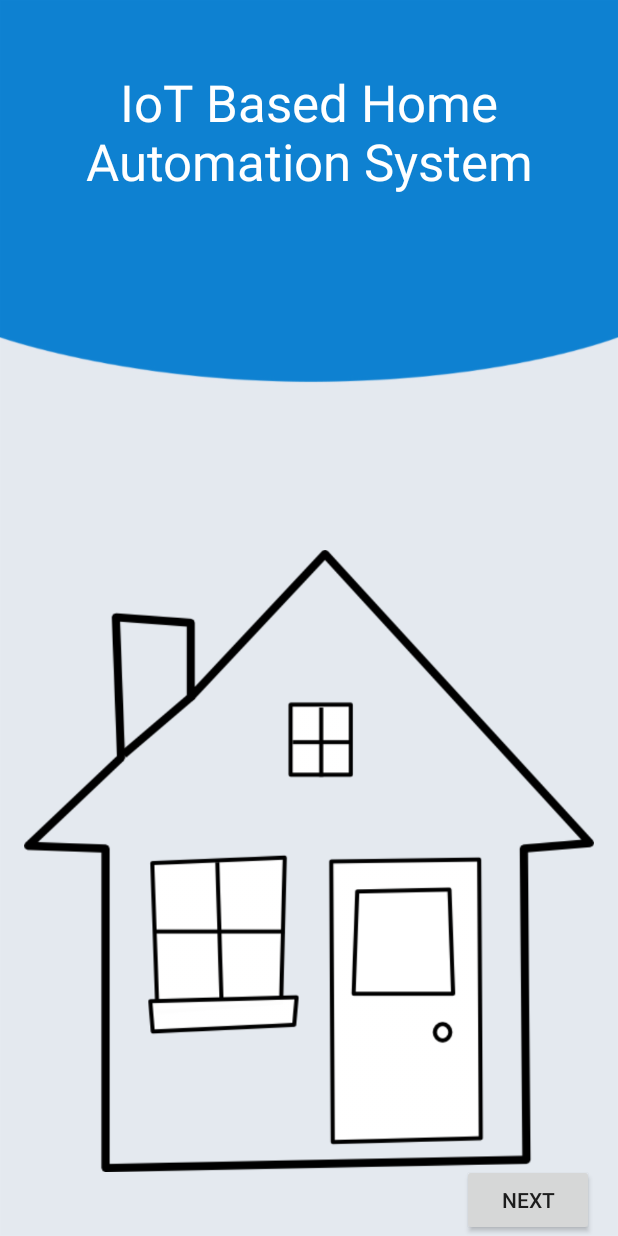
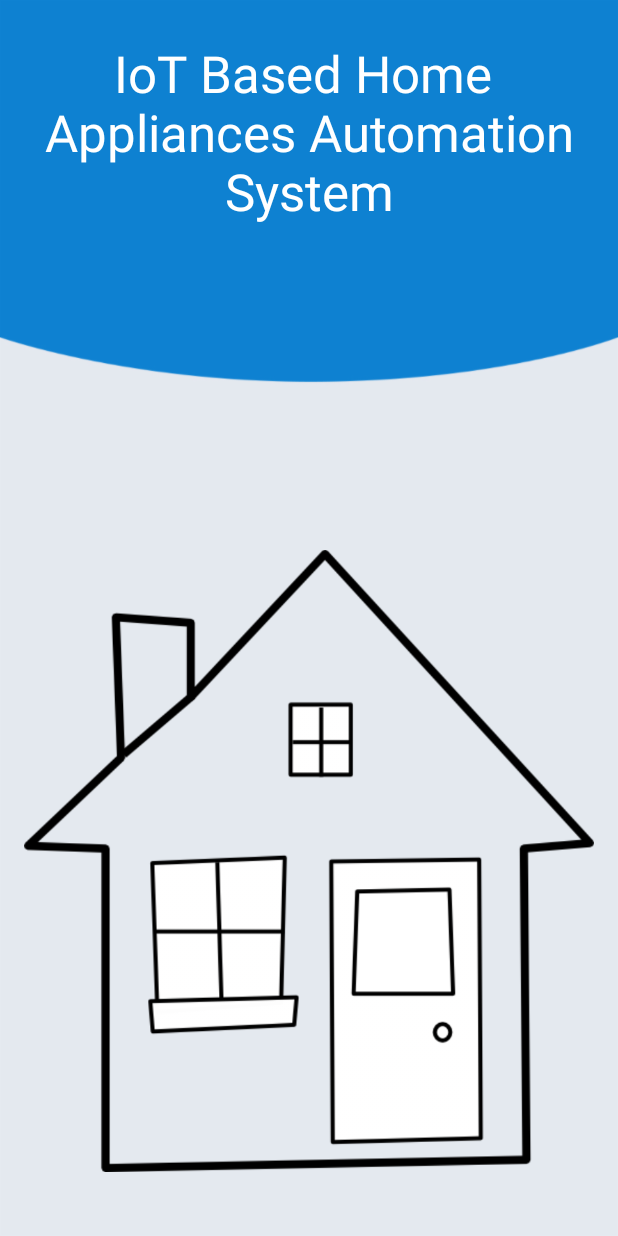
Before and after one commit to Umair-Naveed/FYPUMT, an Android app: the FadeOut screen opened directly, with no data from a screen before it, on a phone screen of 412 x 824 dp. Run offline under Robolectric (Android 15) with nearby library versions, the phone set to English and light mode, and no system bars.

Commit message:
Replace text view "IoT Based Home Automation System" with "IoT Based Home Appliances Automation System" Remove Next button from FadeOut Activity and apply setOnTouchListner in Image button.

```diff
--- a/app/src/main/java/com/example/fypumt/FadeOut.java
+++ b/app/src/main/java/com/example/fypumt/FadeOut.java
@@ -4,8 +4,10 @@ import android.content.Intent;
 import android.os.Handler;
 import androidx.appcompat.app.AppCompatActivity;
 import android.os.Bundle;
+import android.view.MotionEvent;
 import android.view.View;
 import android.widget.Button;
+import android.widget.ImageView;
 
 public class FadeOut extends AppCompatActivity {
 
@@ -22,12 +24,16 @@ public class FadeOut extends AppCompatActivity {
                 startActivity(intent);
             }
         }, 2000);
-        Button button = findViewById(R.id.mainActivity);
-        button.setOnClickListener(new View.OnClickListener() {
+        ImageView imageView = findViewById(R.id.callMainActivity);
+        imageView.setOnTouchListener(new View.OnTouchListener() {
             @Override
-            public void onClick(View v) {
-                Intent intent = new Intent(FadeOut.this, MainActivity.class);
-                startActivity(intent);
+            public boolean onTouch(View v, MotionEvent event) {
+                switch (event.getAction()){
+                    case MotionEvent.ACTION_DOWN:
+                        Intent intent = new Intent(FadeOut.this, MainActivity.class);
+                        startActivity(intent);
+                }
+                return true;
             }
         });
     }
--- a/app/src/main/res/layout/activity_fade_out.xml
+++ b/app/src/main/res/layout/activity_fade_out.xml
@@ -17,19 +17,13 @@
             android:layout_width="match_parent"
             android:layout_height="144dp"
             android:gravity ="center_horizontal|center_vertical"
-            android:text="IoT Based Home Automation System"
+            android:text="IoT Based Home \nAppliances Automation System"
             android:textColor="@android:color/white"
             android:textSize="34dp" />
 
     </RelativeLayout>
-    <Button
-        android:id="@+id/mainActivity"
-        android:layout_alignParentBottom="true"
-        android:layout_alignParentRight="true"
-        android:text="Next"
-        android:layout_width="wrap_content"
-        android:layout_height="wrap_content" />
     <ImageView
+        android:id="@+id/callMainActivity"
         android:layout_width="wrap_content"
         android:layout_height="500dp"
         android:src="@drawable/house2"
--- a/app/src/main/res/layout/activity_main.xml
+++ b/app/src/main/res/layout/activity_main.xml
@@ -28,7 +28,7 @@ tools:context=".MainActivity">
 
         <TextView
             android:id="@+id/textGrid"
-            android:text="IoT Based Home Automation System"
+            android:text="IoT Based Home \nAppliances Automation System"
             android:textSize="34sp"
             android:textColor="@android:color/white"
             android:layout_centerInParent="true"
```
Also changed, not shown: app/src/main/java/com/example/fypumt/CameraActivity.java (+3 -6 lines).
